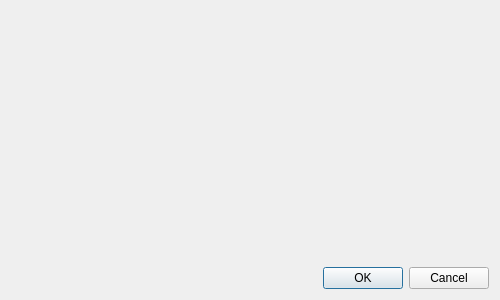
The window that qScreenshot/src/optionsdlg.ui (etopian/qscreenshot) describes before a commit, drawn with Qt 5.
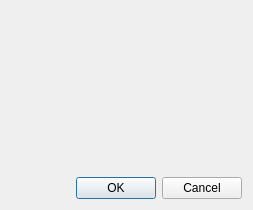
The same window after the commit. Custom widgets are drawn as their Qt base class.

```diff
--- a/qScreenshot/src/optionsdlg.ui
+++ b/qScreenshot/src/optionsdlg.ui
@@ -6,8 +6,8 @@
    <rect>
     <x>0</x>
     <y>0</y>
-    <width>500</width>
-    <height>300</height>
+    <width>253</width>
+    <height>210</height>
    </rect>
   </property>
   <property name="windowTitle">
```
